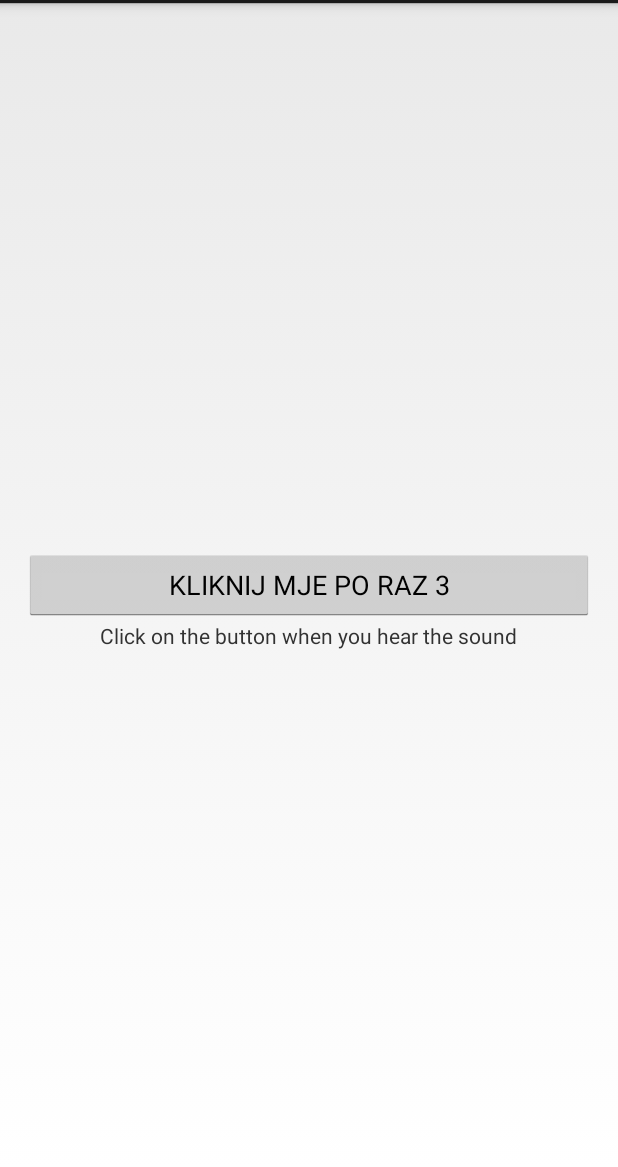
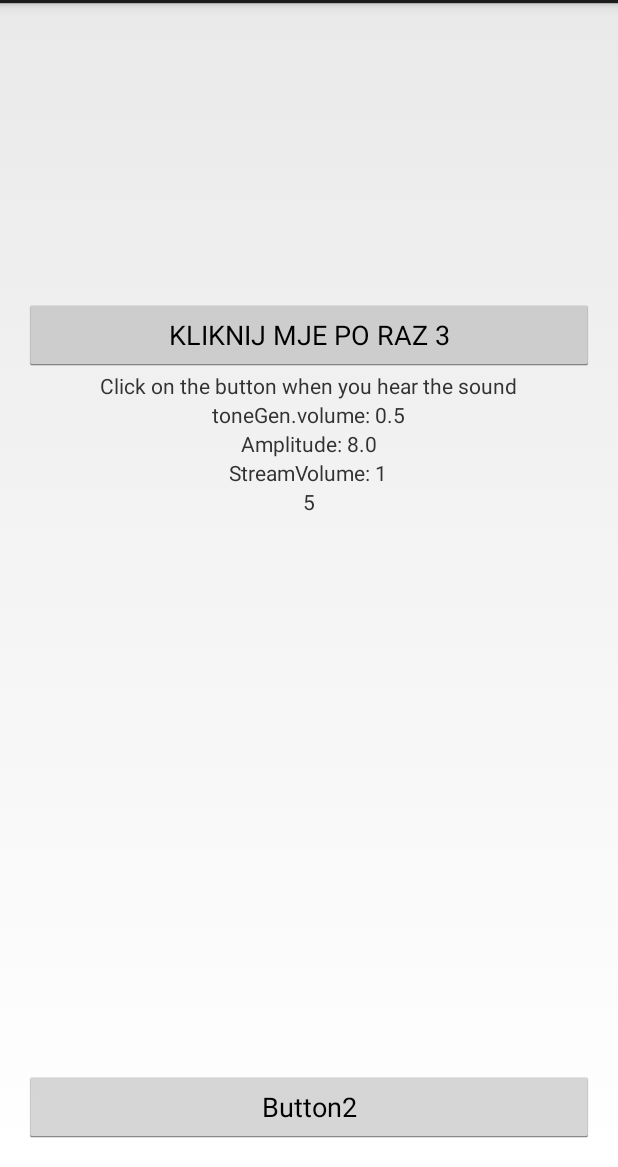
Before and after one commit to mkusm/audiometer, an Android app: the screen it shows after launch (MainActivity), after a tap on an icon or button, on a phone screen of 412 x 824 dp, the part 69-1236 px from its top. Run offline under Robolectric (Android 15) with nearby library versions, the phone set to English and light mode, and no system bars; 6 statements that could not run were skipped; 3 other taps on this screen came first.

Commit message:
Changes: -starts when button 2 clicked -audio goes up automatically every 1s -audio start from lowest, almost unhearable

```diff
--- a/app/build.gradle
+++ b/app/build.gradle
@@ -5,7 +5,7 @@ android {
     buildToolsVersion "20.0.0"
 
     defaultConfig {
-        applicationId "com.skradacz.audiometr"
+        applicationId "com.skradacz.audiometer"
         minSdkVersion 15
         targetSdkVersion 19
         versionCode 1
--- /dev/null
+++ b/app/src/main/java/com/skradacz/audiometer/MainActivity.java
@@ -0,0 +1,141 @@
+package com.skradacz.audiometer;
+
+import android.app.Activity;
+import android.content.Context;
+import android.media.AudioManager;
+import android.os.Bundle;
+import android.os.Handler;
+import android.view.Menu;
+import android.view.MenuItem;
+import android.view.View;
+import android.widget.Button;
+import android.widget.TextView;
+
+
+
+public class MainActivity extends Activity {
+
+    public Button button, button2;
+    public TextView textview2, textview3, textview4, textview5;
+
+    public AudioManager audioManager;
+    public ToneGen toneGen;
+    private Handler handler = new Handler();
+
+    public double frequency = 1000;                 // toneGen frequency
+    public int duration = 15;                       // toneGen duration in seconds
+    public double amplitude = 1.1f;                 // toneGen amplitude
+
+    public int time = 0;                            // VolumeUp time counter
+    public int delay = 1000 * 1;                    // 1000 = 1s; time it takes for VolumeUp to post
+
+    public int klikles = 0;
+
+    public int mode = 0;
+
+
+    @Override
+    protected void onCreate(Bundle savedInstanceState) {
+        super.onCreate(savedInstanceState);
+        setContentView(R.layout.activity_main);
+
+        button = (Button) findViewById(R.id.button);
+        button2 = (Button) findViewById(R.id.button2);
+
+        textview2 = (TextView) findViewById(R.id.textView2);
+        textview3 = (TextView) findViewById(R.id.textView3);
+        textview4 = (TextView) findViewById(R.id.textView4);
+        textview5 = (TextView) findViewById(R.id.textView5);
+
+        audioManager = (AudioManager)getSystemService(Context.AUDIO_SERVICE);
+
+        button.setOnClickListener(new View.OnClickListener() {
+            @Override
+            public void onClick(View v) {
+                //TODO: button doing stuff
+                klikles++;
+                button.setText("KLIKNIJ MJE PO RAZ " + klikles);
+            }
+        });
+
+        button2.setOnClickListener(new View.OnClickListener() {
+            @Override
+            public void onClick(View v) {
+                VolumeUp();
+            }
+        });
+
+        audioManager.setStreamVolume(AudioManager.STREAM_MUSIC, 1, 0);
+
+
+        toneGen = new ToneGen(frequency, duration, amplitude);
+        toneGen.play();
+
+    }
+
+    private void VolumeUp(){
+            handler.postDelayed(volumeChanger, delay);
+        }
+
+    private Runnable volumeChanger = new Runnable() {
+        @Override
+        public void run() {
+
+            if (mode == 0) {
+                audioManager.setStreamVolume(AudioManager.STREAM_MUSIC, 1, 0);
+                amplitude = 1.0;
+            }else if (mode == 1) {
+                audioManager.setStreamVolume(AudioManager.STREAM_MUSIC, 1, 0);
+                amplitude = 1.1;
+            }else if (mode > 1 && mode < 9) {
+                audioManager.setStreamVolume(AudioManager.STREAM_MUSIC, 1, 0);
+                amplitude = (Math.pow(2, mode-1));
+            }else if (mode == 9){
+                audioManager.setStreamVolume(AudioManager.STREAM_MUSIC, 3, 0);
+                amplitude = 128;
+            }else if (mode == 10){
+                audioManager.setStreamVolume(AudioManager.STREAM_MUSIC, 6, 0);
+                amplitude = 128;
+            }
+            toneGen.stop();
+            toneGen = new ToneGen(frequency, duration, amplitude);
+            toneGen.play();
+            toneGen.volume(0.0f, mode/10f);
+            mode++;
+
+            time++;
+            textview2.setText("toneGen.volume: " + String.valueOf(mode/10f));
+            textview3.setText("Amplitude: " + String.valueOf(amplitude));
+            textview4.setText("StreamVolume: " + String.valueOf(audioManager.getStreamVolume(
+                    AudioManager.STREAM_MUSIC)));
+            textview5.setText(String.valueOf(time));
+
+            VolumeUp();
+        }
+    };
+
+    public void onPause(){
+        super.onPause();
+        toneGen.stop();
+    }
+
+    @Override
+    public boolean onCreateOptionsMenu(Menu menu) {
+        // Inflate the menu; this adds items to the action bar if it is present.
+        getMenuInflater().inflate(R.menu.main, menu);
+        return true;
+    }
+
+    @Override
+    public boolean onOptionsItemSelected(MenuItem item) {
+        // Handle action bar item clicks here. The action bar will
+        // automatically handle clicks on the Home/Up button, so long
+        // as you specify a parent activity in AndroidManifest.xml.
+        int id = item.getItemId();
+        if (id == R.id.action_settings) {
+            return true;
+        }
+        return super.onOptionsItemSelected(item);
+    }
+
+}
--- a/app/src/main/java/com/skradacz/audiometr/MainActivity.java
+++ /dev/null
@@ -1,125 +0,0 @@
-package com.skradacz.audiometr;
-
-import android.app.Activity;
-import android.content.Context;
-import android.media.AudioManager;
-import android.media.MediaPlayer;
-import android.os.Bundle;
-import android.os.Handler;
-import android.view.Menu;
-import android.view.MenuItem;
-import android.view.View;
-import android.widget.Button;
-import android.widget.TextView;
-
-
-
-public class MainActivity extends Activity {
-
-    public Button button;
-    public TextView textview2, textview3, textview4, textview5;
-
-    public MediaPlayer mediaPlayer;
-    public AudioManager audioManager;
-
-    public int klikles = 0;
-    public int volumeChange;
-    public int volume;
-
-    public int czas = 0;
-    public int delay = 1000 * 5;
-    private Handler handler = new Handler();
-
-    @Override
-    protected void onCreate(Bundle savedInstanceState) {
-        super.onCreate(savedInstanceState);
-        setContentView(R.layout.activity_main);
-
-        mediaPlayer = MediaPlayer.create(this, R.raw.laik);
-        mediaPlayer.start();
-        //mediaPlayer.setVolume(leftVolume, rightVolume);
-
-        audioManager = (AudioManager)getSystemService(Context.AUDIO_SERVICE);
-
-        textview2 = (TextView) findViewById(R.id.textView2);
-        textview3 = (TextView) findViewById(R.id.textView3);
-        textview4 = (TextView) findViewById(R.id.textView4);
-        textview5 = (TextView) findViewById(R.id.textView5);
-
-        textview2.setText(String.valueOf(audioManager.getStreamMaxVolume(AudioManager.STREAM_MUSIC)));
-        textview3.setText(""+audioManager.getStreamVolume(AudioManager.STREAM_MUSIC));
-
-        volumeChange = 0;
-        button = (Button) findViewById(R.id.button);
-        button.setOnClickListener(new View.OnClickListener() {
-            @Override
-            public void onClick(View v) {
-                //TODO: button doing stuff
-                //leftVolume -= volumeChange;
-                //rightVolume -= volumeChange;
-                //mediaPlayer.setVolume(leftVolume, rightVolume);
-                klikles++;
-                button.setText("KLIKNIJ MJE PO RAZ " + klikles);
-                //volume = 10 - volumeChange;
-                //audioManager.setStreamVolume(AudioManager.STREAM_MUSIC, volume, 0);
-                //volumeChange += 1;
-                textview4.setText(""+audioManager.getStreamVolume(AudioManager.STREAM_MUSIC));
-            }
-        });
-
-        audioManager.setStreamVolume(AudioManager.STREAM_MUSIC, 1, 0);
-        VolumeUp();
-
-    }
-
-    private void VolumeUp(){
-            handler.postDelayed(volumeChanger, delay);
-        }
-
-    private Runnable volumeChanger = new Runnable() {
-        @Override
-        public void run() {
-
-            volumeChange += 1;
-            volume = 0 + volumeChange;
-            audioManager.setStreamVolume(AudioManager.STREAM_MUSIC, volume, 0);
-
-            czas++;
-            textview5.setText(String.valueOf(czas));
-
-            VolumeUp();
-        }
-    };
-
-    public void onPause(){
-        super.onPause();
-        //TODO: mediaPlayer pause
-        if(mediaPlayer != null)
-        {
-            if(mediaPlayer.isPlaying())mediaPlayer.stop();
-            mediaPlayer.release();
-            mediaPlayer = null;
-        }
-    }
-
-    @Override
-    public boolean onCreateOptionsMenu(Menu menu) {
-        // Inflate the menu; this adds items to the action bar if it is present.
-        getMenuInflater().inflate(R.menu.main, menu);
-        return true;
-    }
-
-    @Override
-    public boolean onOptionsItemSelected(MenuItem item) {
-        // Handle action bar item clicks here. The action bar will
-        // automatically handle clicks on the Home/Up button, so long
-        // as you specify a parent activity in AndroidManifest.xml.
-        int id = item.getItemId();
-        if (id == R.id.action_settings) {
-            return true;
-        }
-
-        return super.onOptionsItemSelected(item);
-    }
-
-}
--- a/app/src/main/res/layout/activity_main.xml
+++ b/app/src/main/res/layout/activity_main.xml
@@ -11,10 +11,21 @@
     <Button
         android:layout_width="match_parent"
         android:layout_height="wrap_content"
-        android:text="New Button"
+        android:text="Button2"
+        android:id="@+id/button2"
+        android:layout_alignParentBottom="true"
+        android:layout_alignParentLeft="true"
+        android:layout_alignParentStart="true" />
+
+    <Button
+        android:layout_width="match_parent"
+        android:layout_height="wrap_content"
+        android:text="Button1"
         android:id="@+id/button"
-        android:layout_centerVertical="true"
-        android:layout_centerHorizontal="true" />
+        android:layout_marginTop="181dp"
+        android:layout_alignParentTop="true"
+        android:layout_alignParentLeft="true"
+        android:layout_alignParentStart="true" />
 
     <TextView
         android:layout_width="wrap_content"
@@ -23,4 +34,38 @@
         android:id="@+id/textView"
         android:layout_below="@+id/button"
         android:layout_centerHorizontal="true" />
+
+    <TextView
+        android:layout_width="wrap_content"
+        android:layout_height="wrap_content"
+        android:text="New Text"
+        android:id="@+id/textView2"
+        android:layout_below="@+id/textView"
+        android:layout_centerHorizontal="true" />
+
+    <TextView
+        android:layout_width="wrap_content"
+        android:layout_height="wrap_content"
+        android:text="New Text"
+        android:id="@+id/textView3"
+        android:layout_below="@+id/textView2"
+        android:layout_centerHorizontal="true" />
+
+    <TextView
+        android:layout_width="wrap_content"
+        android:layout_height="wrap_content"
+        android:text="New Text"
+        android:id="@+id/textView4"
+        android:layout_below="@+id/textView3"
+        android:layout_centerHorizontal="true" />
+
+    <TextView
+        android:layout_width="wrap_content"
+        android:layout_height="wrap_content"
+        android:text="New Text"
+        android:id="@+id/textView5"
+        android:layout_below="@+id/textView4"
+        android:layout_centerHorizontal="true" />
+
+
 </RelativeLayout>
--- a/app/src/main/res/values/strings.xml
+++ b/app/src/main/res/values/strings.xml
@@ -5,5 +5,6 @@
     <string name="hello_world">Hello world!</string>
     <string name="action_settings">Settings</string>
     <string name="sound_hear_textview">Click on the button when you hear the sound</string>
+    <string name="exit_button_label">Exit</string>
 
 </resources>
```
Also changed, not shown: app/src/main/AndroidManifest.xml (+8 -3 lines), app/src/main/res/drawable-hdpi/ic_launcher.png, app/src/main/res/drawable-mdpi/ic_launcher.png, app/src/main/res/drawable-xhdpi/ic_launcher.png, app/src/main/res/drawable-xxhdpi/ic_launcher.png, 4 other files.
